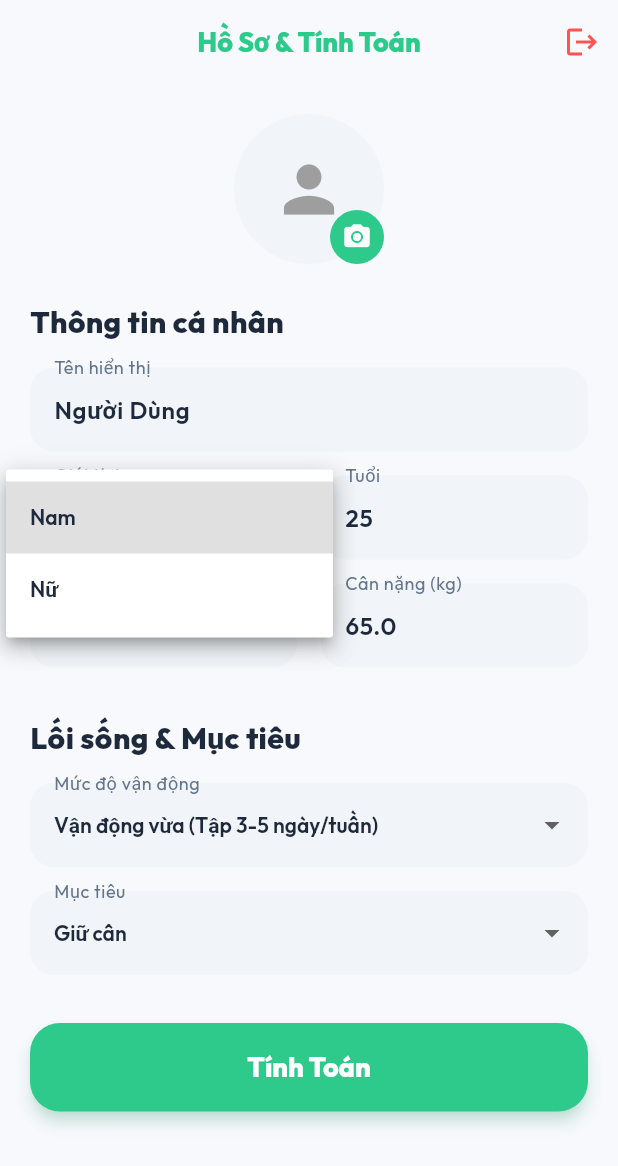
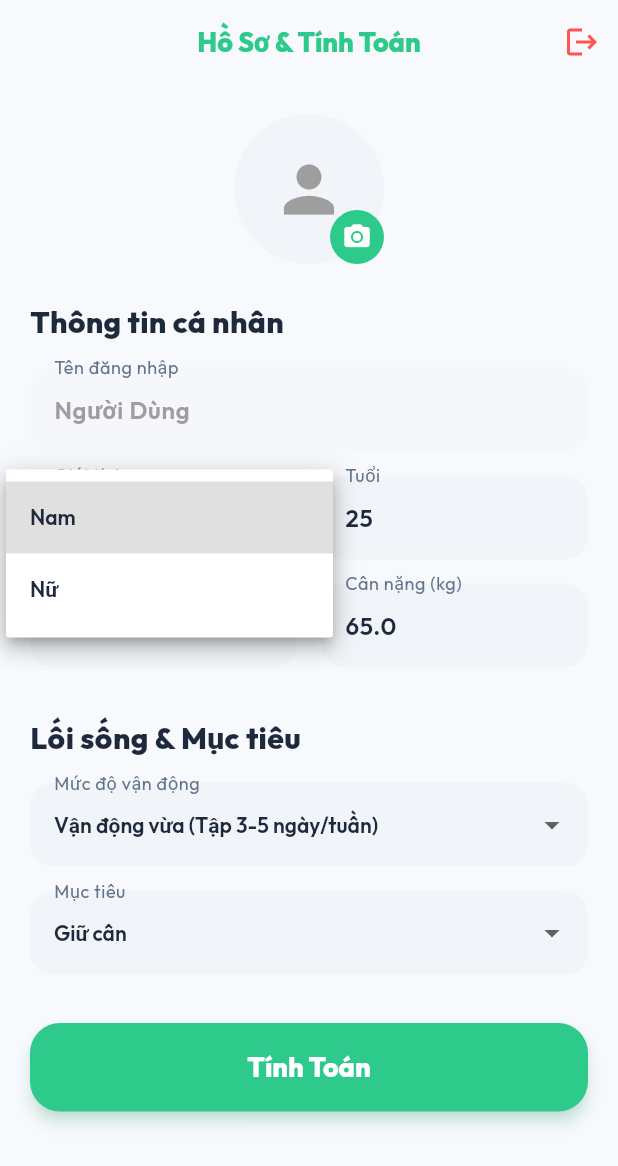
Before and after one commit to trangkhanh-ai/Calories-Tracking-App, a Flutter app: the ProfileScreen screen opened by its route, after a tap on "Nam", on a phone screen of 412 x 824 dp. Shown: the top 1166 px of the screen. Run offline on Flutter 3.47's test engine with Material 3 defaults, Android fonts, the phone set to English and light mode, and no system bars; drawn by our look-alikes of flutter_animate; our stand-ins replace camera, cross_file, dio, fl_chart, flutter_riverpod, go_router and 5 more; accounts and stored records are empty; network calls fail.

Commit message:
Cập nhật chức năng Đăng xuất và sửa lỗi đồng bộ UI Hồ sơ
- Thêm tính năng đăng xuất người dùng.

- Fix lỗi gửi dữ liệu Kcal (FormData) do xung đột định dạng số trên server.

- Fix lỗi UI trang Hồ sơ không cập nhật khi tải dữ liệu mới từ Server.

```diff
--- a/lib/features/profile/screens/profile_screen.dart
+++ b/lib/features/profile/screens/profile_screen.dart
@@ -6,6 +6,7 @@ import 'package:image_picker/image_picker.dart';
 import '../../../app/theme.dart';
 import '../../diary/providers/diary_provider.dart';
 import '../../auth/providers/auth_provider.dart';
+import 'package:shared_preferences/shared_preferences.dart';
 import 'package:go_router/go_router.dart';
 import '../utils/calculator_utils.dart';
 import '../services/profile_api_service.dart';
@@ -32,7 +33,7 @@ class _ProfileScreenState extends ConsumerState<ProfileScreen> {
   int? _recommendedCalories;
   bool _isLoading = false;
 
-  String _displayName = 'Người Dùng';
+  String _username = 'Người Dùng';
   String? _avatarUrl;
   XFile? _avatarFile;
 
@@ -45,15 +46,26 @@ class _ProfileScreenState extends ConsumerState<ProfileScreen> {
   Future<void> _loadProfile() async {
     setState(() => _isLoading = true);
     try {
+      final prefs = await SharedPreferences.getInstance();
+      final savedActivity = prefs.getString('activityLevel');
+      final savedGoal = prefs.getString('weightGoal');
+
       final profile = await profileApiService.getProfile();
       if (profile != null && mounted) {
         setState(() {
-          _displayName = profile['displayName'] ?? _displayName;
+          _username = profile['username'] ?? _username;
           _avatarUrl = profile['avatarUrl'];
           _age = profile['age'] ?? _age;
           _weight = (profile['weight'] as num?)?.toDouble() ?? _weight;
           _heightCm = (profile['height'] as num?)?.toDouble() ?? _heightCm;
           _gender = (profile['gender'] == 'Female') ? Gender.female : Gender.male;
+
+          if (savedActivity != null) {
+            _activityLevel = ActivityLevel.values.firstWhere((e) => e.toString() == savedActivity, orElse: () => _activityLevel);
+          }
+          if (savedGoal != null) {
+            _weightGoal = WeightGoal.values.firstWhere((e) => e.toString() == savedGoal, orElse: () => _weightGoal);
+          }
         });
       }
     } catch (e) {
@@ -98,8 +110,12 @@ class _ProfileScreenState extends ConsumerState<ProfileScreen> {
     if (_recommendedCalories != null) {
       setState(() => _isLoading = true);
       try {
+        final prefs = await SharedPreferences.getInstance();
+        await prefs.setString('activityLevel', _activityLevel.toString());
+        await prefs.setString('weightGoal', _weightGoal.toString());
+
         final result = await profileApiService.updateProfile(
-          displayName: _displayName,
+          displayName: _username,
           height: _heightCm,
           weight: _weight,
           age: _age,
@@ -114,17 +130,19 @@ class _ProfileScreenState extends ConsumerState<ProfileScreen> {
              _avatarFile = null;
           });
           ref.read(dailyGoalProvider.notifier).updateGoal(_recommendedCalories!);
-          ScaffoldMessenger.of(context).showSnackBar(
+          await ref.refresh(dailyDiaryProvider.future);
+          if (mounted) {
+            ScaffoldMessenger.of(context).showSnackBar(
             SnackBar(
               content: Text(
                 'Đã đồng bộ lên Server & cập nhật mục tiêu: $_recommendedCalories kcal!',
                 style: GoogleFonts.outfit(fontWeight: FontWeight.w600),
               ),
               backgroundColor: AppTheme.primary,
-              behavior: SnackBarBehavior.floating,
               shape: RoundedRectangleBorder(borderRadius: BorderRadius.circular(16)),
             ),
           );
+          }
         } else if (mounted) {
           throw Exception('Không nhận được phản hồi từ Server');
         }
@@ -247,11 +265,19 @@ class _ProfileScreenState extends ConsumerState<ProfileScreen> {
                   .animate().fadeIn(duration: 400.ms).slideY(begin: 0.1, end: 0),
 
               TextFormField(
-                initialValue: _displayName,
-                style: GoogleFonts.outfit(fontWeight: FontWeight.w600, color: AppTheme.onBackground),
-                decoration: const InputDecoration(labelText: 'Tên hiển thị'),
-                onChanged: (v) => _displayName = v,
-                validator: (v) => (v == null || v.isEmpty) ? 'Bắt buộc' : null,
+                key: ValueKey(_username),
+                initialValue: _username,
+                readOnly: true,
+                style: GoogleFonts.outfit(fontWeight: FontWeight.w600, color: Colors.grey),
+                decoration: InputDecoration(
+                  labelText: 'Tên đăng nhập',
+                  filled: true,
+                  fillColor: AppTheme.surfaceVariant.withAlpha(100),
+                  border: OutlineInputBorder(
+                    borderRadius: BorderRadius.circular(12),
+                    borderSide: BorderSide.none,
+                  ),
+                ),
               ).animate().fadeIn(delay: 50.ms).slideY(begin: 0.1, end: 0),
 
               const SizedBox(height: 16),
@@ -372,6 +398,7 @@ class _ProfileScreenState extends ConsumerState<ProfileScreen> {
 
   Widget _buildNumberInput({required String label, required String initialValue, required void Function(String?) onSaved}) {
     return TextFormField(
+      key: ValueKey(initialValue),
       initialValue: initialValue,
       keyboardType: const TextInputType.numberWithOptions(decimal: true),
       style: GoogleFonts.outfit(fontWeight: FontWeight.w600, color: AppTheme.onBackground),
@@ -385,7 +412,7 @@ class _ProfileScreenState extends ConsumerState<ProfileScreen> {
 
   Widget _buildDropdown<T>({required String label, required T value, required List<DropdownMenuItem<T>> items, required void Function(T?) onChanged}) {
     return DropdownButtonFormField<T>(
-      initialValue: value,
+      value: value,
       style: GoogleFonts.outfit(fontWeight: FontWeight.w600, color: AppTheme.onBackground, fontSize: 14),
       decoration: InputDecoration(
         labelText: label,
```
Also changed, not shown: lib/features/profile/services/profile_api_service.dart (+4 -4 lines), 4 other files.
